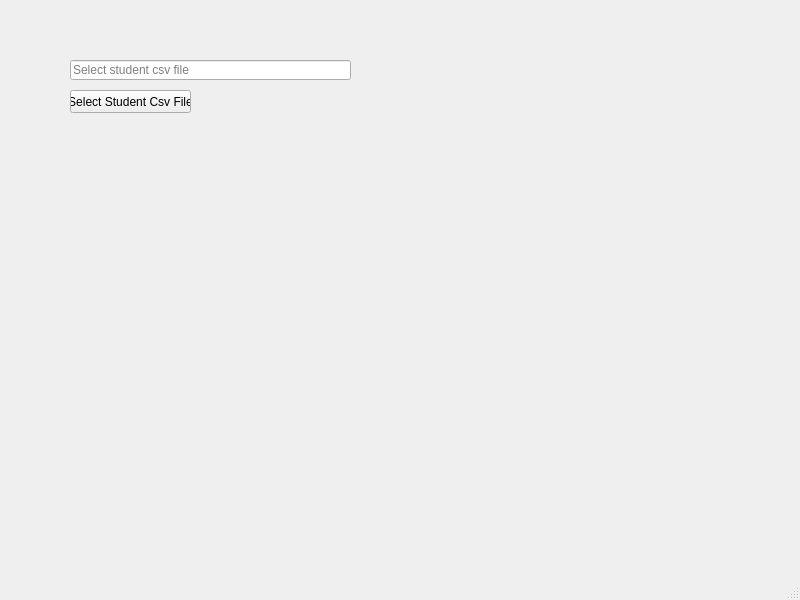
Before: the Qt Designer form mainwindow.ui in ryanfletcher93/StudentGrouper, drawn with Qt 5.
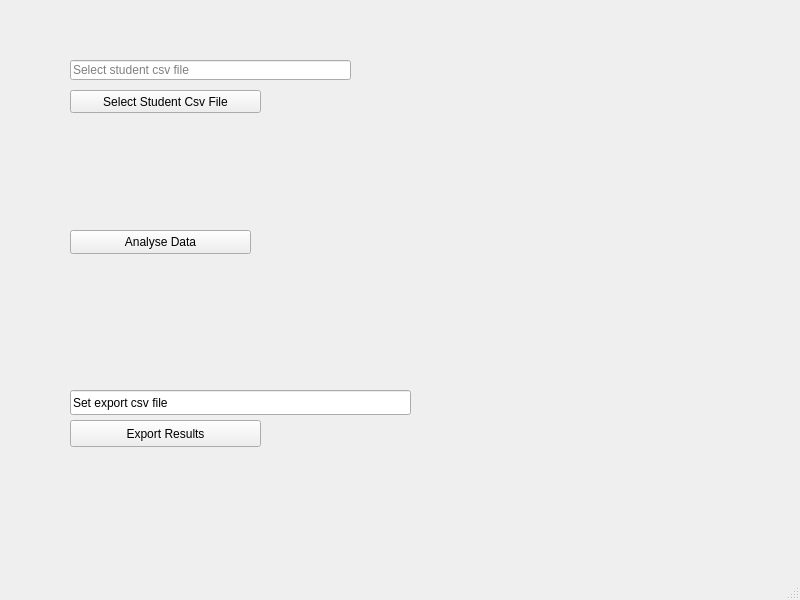
After: the same form once the commit is applied.

```diff
--- a/mainwindow.ui
+++ b/mainwindow.ui
@@ -19,7 +19,7 @@
      <rect>
       <x>70</x>
       <y>90</y>
-      <width>121</width>
+      <width>191</width>
       <height>23</height>
      </rect>
     </property>
@@ -43,6 +43,45 @@
      <string>Select student csv file</string>
     </property>
    </widget>
+   <widget class="QPushButton" name="analyseDataButton">
+    <property name="geometry">
+     <rect>
+      <x>70</x>
+      <y>230</y>
+      <width>181</width>
+      <height>24</height>
+     </rect>
+    </property>
+    <property name="text">
+     <string>Analyse Data</string>
+    </property>
+   </widget>
+   <widget class="QLineEdit" name="exportCsvDisplay">
+    <property name="geometry">
+     <rect>
+      <x>70</x>
+      <y>390</y>
+      <width>341</width>
+      <height>25</height>
+     </rect>
+    </property>
+    <property name="text">
+     <string>Set export csv file</string>
+    </property>
+   </widget>
+   <widget class="QPushButton" name="exportCsvButton">
+    <property name="geometry">
+     <rect>
+      <x>70</x>
+      <y>420</y>
+      <width>191</width>
+      <height>27</height>
+     </rect>
+    </property>
+    <property name="text">
+     <string>Export Results</string>
+    </property>
+   </widget>
   </widget>
   <widget class="QMenuBar" name="menubar">
    <property name="geometry">
```
Left out of the diff: 2 changed lines with no effect on the pictures.
